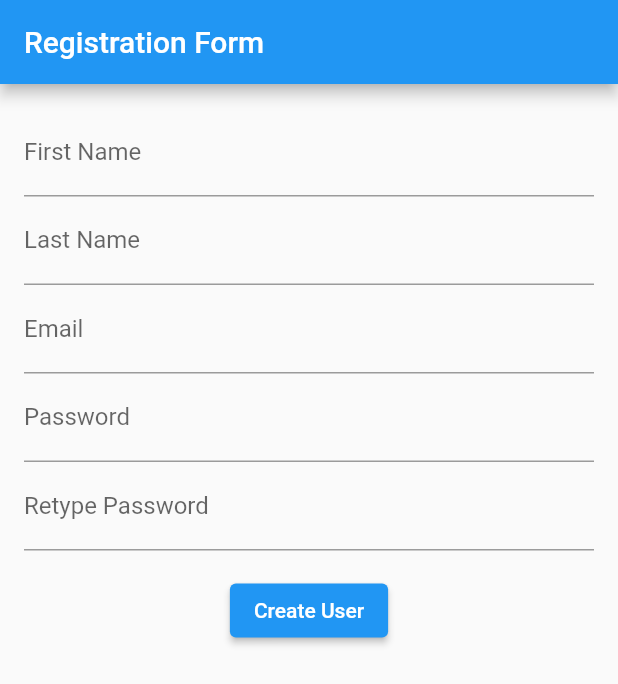
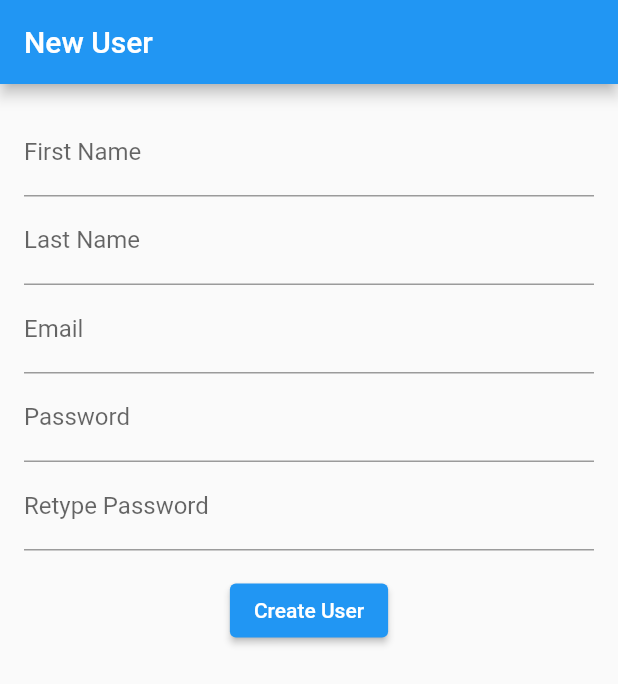
Before and after one commit to Sisayteshome/registrationform, a Flutter app: the screen it shows after launch, on a phone screen of 412 x 824 dp. Shown: the top 684 px of the screen. Run offline on Flutter 3.47's test engine with Material 2 defaults, Android fonts, the phone set to English and light mode, and no system bars.

Commit message:
Update main.dart

```diff
--- a/registration/lib/main.dart
+++ b/registration/lib/main.dart
@@ -12,7 +12,7 @@ class MyApp extends StatelessWidget {
       title: 'Registration Form',
       home: Scaffold(
         appBar: AppBar(
-          title: Text('Registration Form'),
+          title: Text('New User'),
         ),
         body: Padding(
           padding: EdgeInsets.all(16.0),
```
